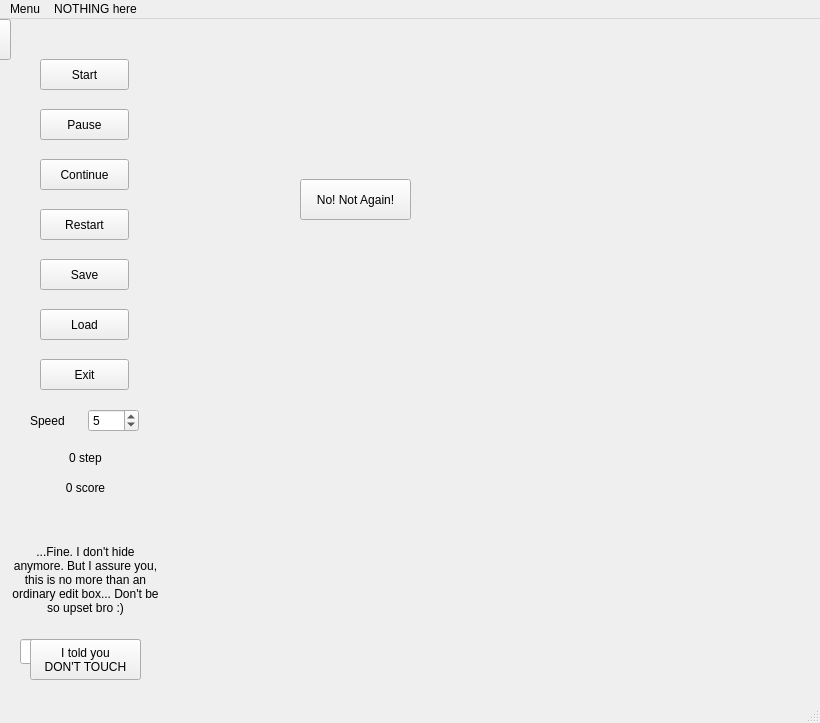
Above: mainwindow.ui from comradez/MySnake before the change. Below: the same form after it.
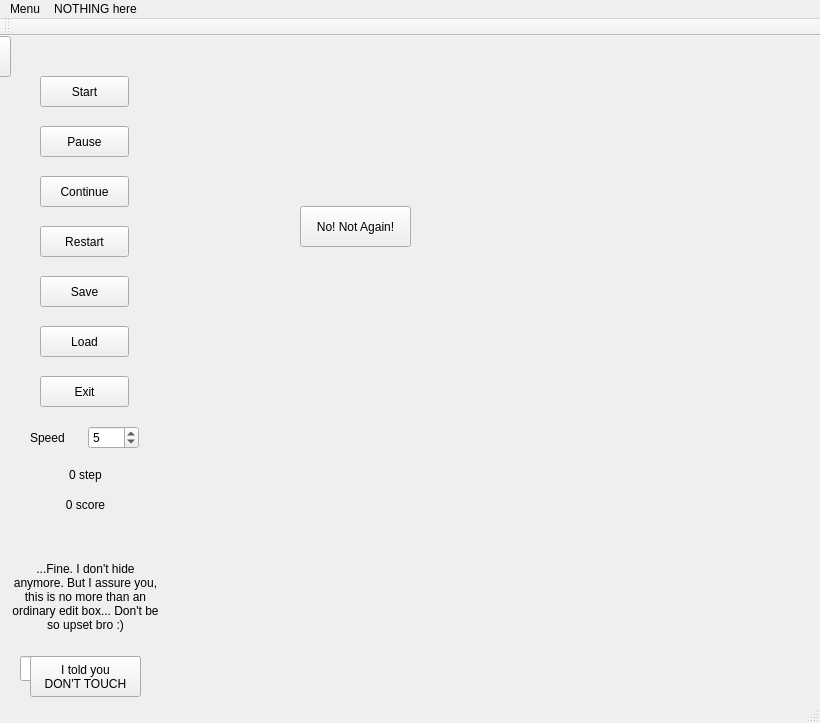
That is the form after the change.

The edit to the form file:
```diff
--- a/mainwindow.ui
+++ b/mainwindow.ui
@@ -105,7 +105,7 @@
      <property name="geometry">
       <rect>
        <x>130</x>
-       <y>120</y>
+       <y>130</y>
        <width>111</width>
        <height>41</height>
       </rect>
@@ -280,7 +280,18 @@
    <addaction name="menuHey_What_s_this"/>
   </widget>
   <widget class="QStatusBar" name="statusbar"/>
-  <action name="actionNew">
+  <widget class="QToolBar" name="toolBar">
+   <property name="windowTitle">
+    <string>toolBar</string>
+   </property>
+   <attribute name="toolBarArea">
+    <enum>TopToolBarArea</enum>
+   </attribute>
+   <attribute name="toolBarBreak">
+    <bool>false</bool>
+   </attribute>
+  </widget>
+  <action name="actionStart">
    <property name="text">
     <string>Start</string>
    </property>
```
Left out of the diff: 31 changed lines with no effect on the pictures.
